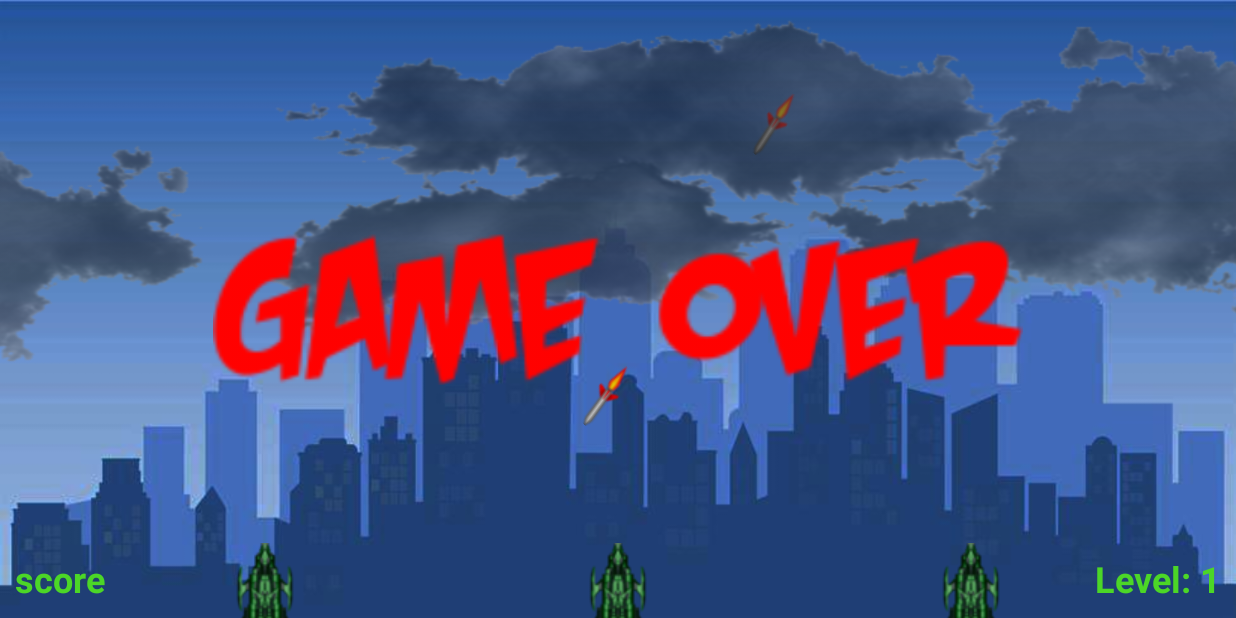
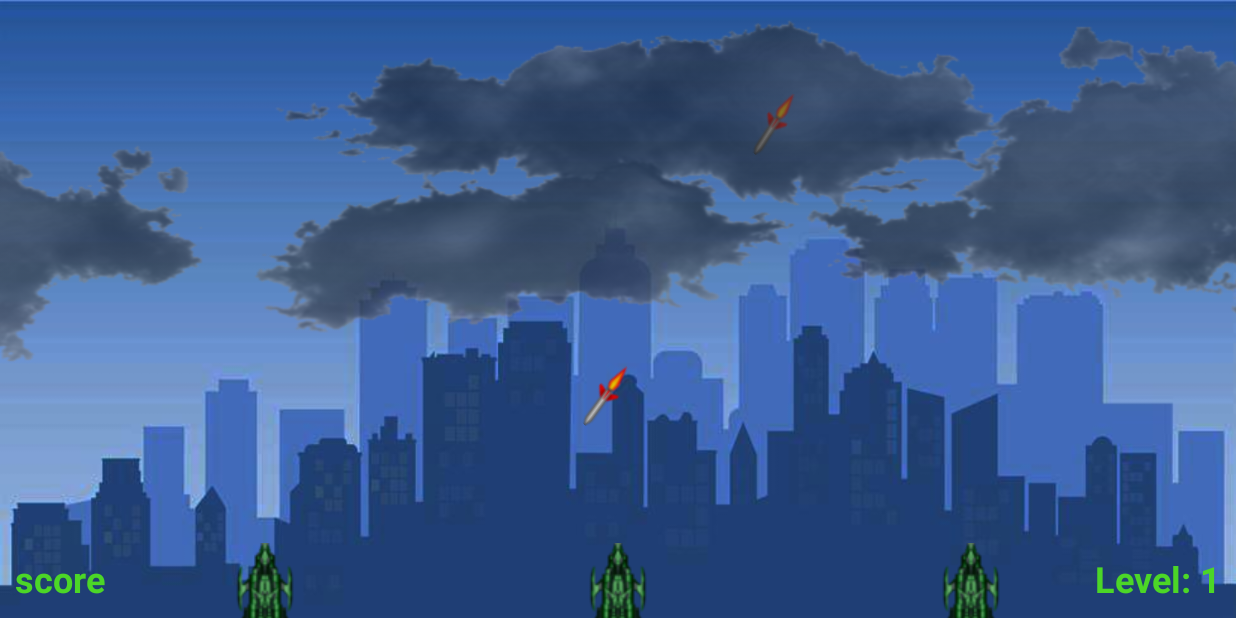
Before and after one commit to yuetaoZ/Android-DefenseCommander, an Android app: the screen it shows after launch (MainActivity), on a phone screen of 824 x 412 dp (held sideways). Run offline under Robolectric (Android 15) with nearby library versions, the phone set to English and light mode, and no system bars.

Commit message:
Fixed bug for game over fade in title.

```diff
--- a/app/src/main/java/com/example/defensecommander/MainActivity.java
+++ b/app/src/main/java/com/example/defensecommander/MainActivity.java
@@ -199,6 +199,7 @@ public class MainActivity extends AppCompatActivity {
 
     private void fadeInGameOverTitle() {
         ImageView titleImageView= findViewById(R.id.titleImageGameOver);
+        titleImageView.setVisibility(View.VISIBLE);
         Animation myFadeInAnimation = AnimationUtils.loadAnimation(this, R.anim.fadein);
         titleImageView.startAnimation(myFadeInAnimation);
     }
--- a/app/src/main/res/layout/activity_main.xml
+++ b/app/src/main/res/layout/activity_main.xml
@@ -77,6 +77,7 @@
         android:id="@+id/titleImageGameOver"
         android:layout_width="540dp"
         android:layout_height="300dp"
+        android:visibility="invisible"
         app:layout_constraintBottom_toBottomOf="@+id/base2"
         app:layout_constraintEnd_toEndOf="parent"
         app:layout_constraintStart_toStartOf="parent"
```
